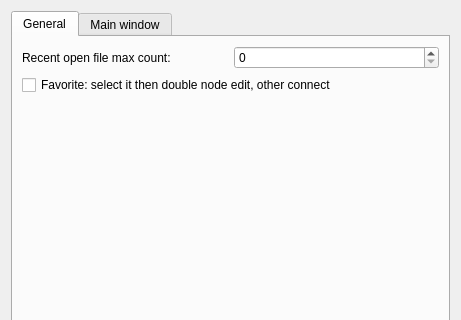
This is App/Client/ParameterDlgSettings.ui in KangLin/RabbitRemoteControl as Qt 5 draws it before an edit; both pictures show x 0 to 461 and y 0 to 320 of the 461 by 501 pixel window. The edited form follows.
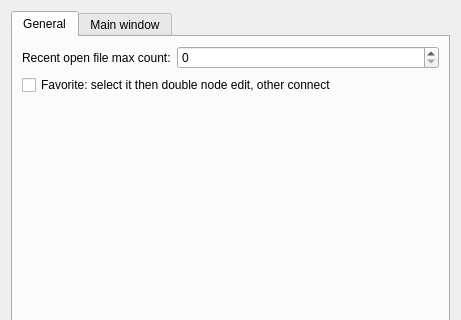
This is the edited form. Icons and pictures are not drawn.

The edit to the form file:
```diff
--- a/App/Client/ParameterDlgSettings.ui
+++ b/App/Client/ParameterDlgSettings.ui
@@ -97,6 +97,12 @@
          </item>
          <item>
           <widget class="QSpinBox" name="sbRecentMenuMaxCount">
+           <property name="sizePolicy">
+            <sizepolicy hsizetype="Expanding" vsizetype="Fixed">
+             <horstretch>0</horstretch>
+             <verstretch>0</verstretch>
+            </sizepolicy>
+           </property>
            <property name="singleStep">
             <number>10</number>
            </property>
```
Left out of the diff: 49 changed lines with no effect on the pictures.
